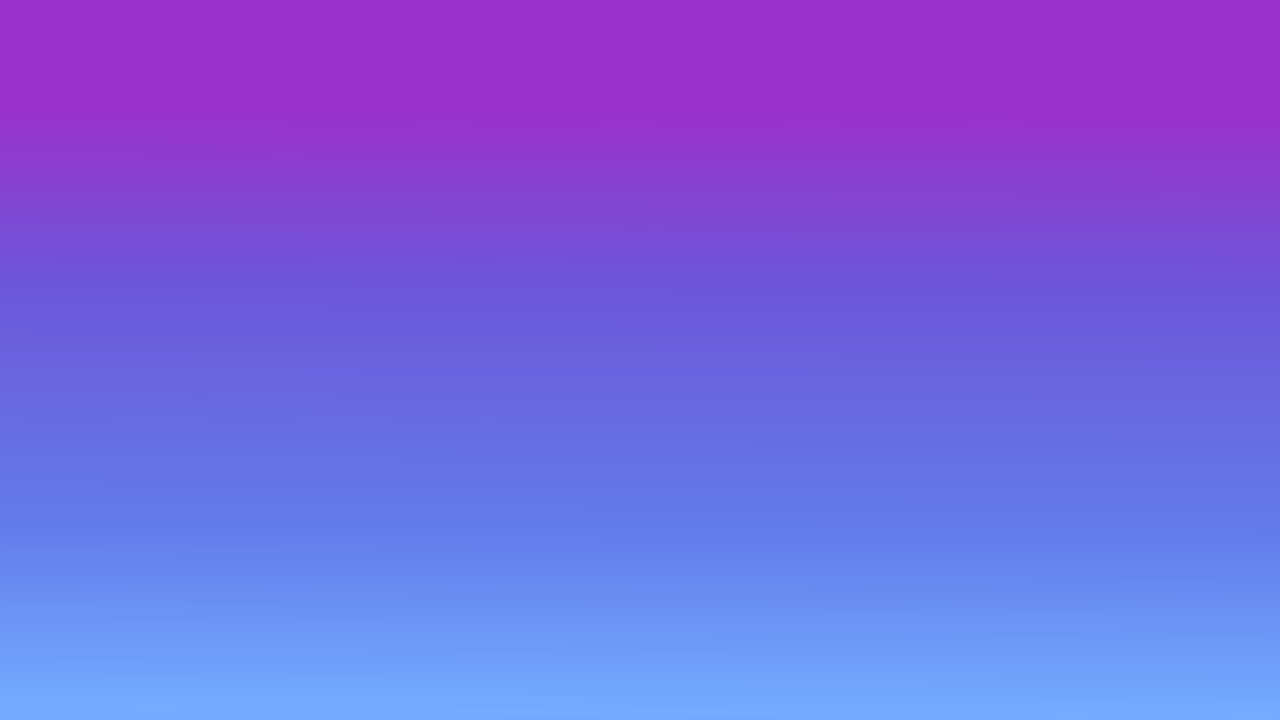
Above: Client/Client/MenuForm.ui from Mihnea11/Triviador before the change. Below: the same form after it.
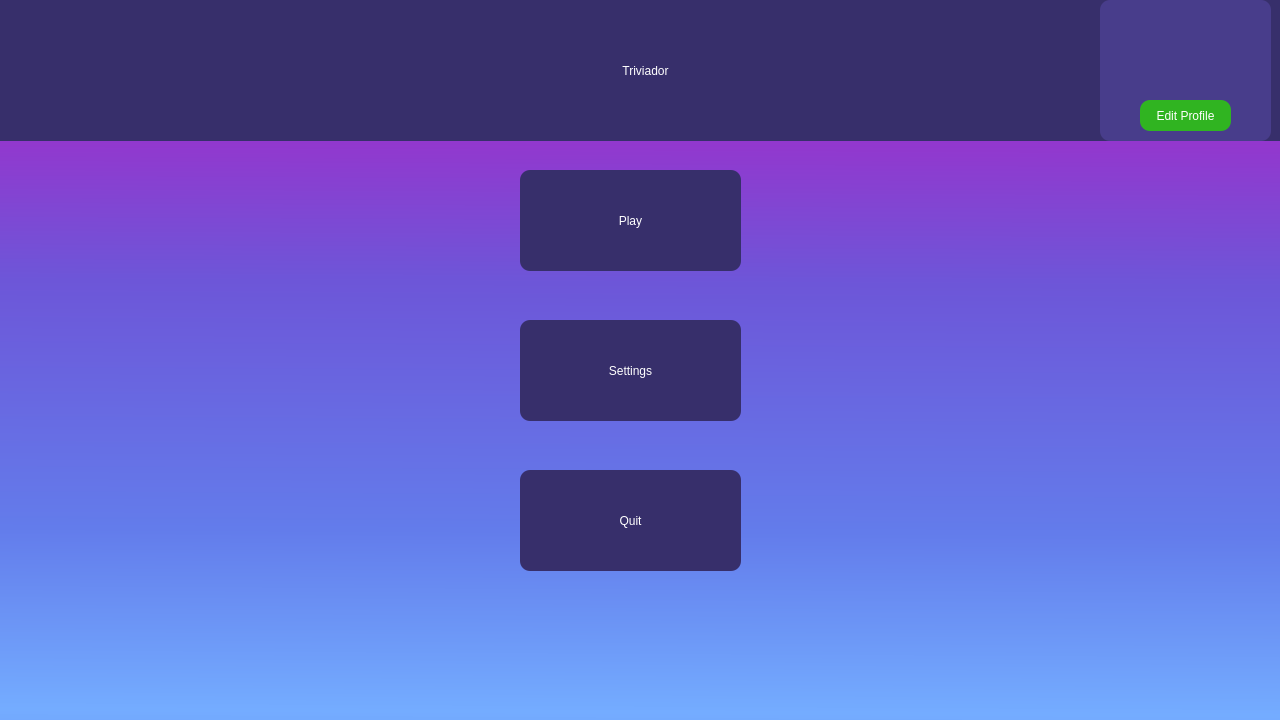
That is the form after the change.

Commit message: MenuForm Redesign

The edit to the form file:
```diff
--- a/Client/Client/MenuForm.ui
+++ b/Client/Client/MenuForm.ui
@@ -28,7 +28,147 @@
   <property name="styleSheet">
    <string notr="true">background-color: qlineargradient(spread:reflect, x1:0.988636, y1:0.995, x2:1, y2:0, stop:0 rgba(116, 172, 255, 255), stop:0.251894 rgba(99, 124, 235, 255), stop:0.598485 rgba(109, 86, 216, 255), stop:0.831439 rgba(153, 50, 204, 255));</string>
   </property>
-  <widget class="QWidget" name="centralwidget"/>
+  <widget class="QWidget" name="centralwidget">
+   <widget class="QWidget" name="GameMenu" native="true">
+    <property name="geometry">
+     <rect>
+      <x>0</x>
+      <y>0</y>
+      <width>1281</width>
+      <height>141</height>
+     </rect>
+    </property>
+    <property name="styleSheet">
+     <string notr="true">background-color: rgb(72, 61, 139);</string>
+    </property>
+    <widget class="QLabel" name="GameLabel">
+     <property name="geometry">
+      <rect>
+       <x>-10</x>
+       <y>0</y>
+       <width>1311</width>
+       <height>141</height>
+      </rect>
+     </property>
+     <property name="styleSheet">
+      <string notr="true">font: 700 66pt &quot;Segoe UI&quot;;
+color: rgb(255, 255, 255);
+background-color: rgb(55, 47, 107);</string>
+     </property>
+     <property name="text">
+      <string>Triviador</string>
+     </property>
+     <property name="alignment">
+      <set>Qt::AlignCenter</set>
+     </property>
+    </widget>
+    <widget class="QWidget" name="ProfileHameMenuWidget" native="true">
+     <property name="geometry">
+      <rect>
+       <x>1100</x>
+       <y>0</y>
+       <width>171</width>
+       <height>141</height>
+      </rect>
+     </property>
+     <property name="styleSheet">
+      <string notr="true">border: 2px;
+border-radius: 10px;</string>
+     </property>
+     <widget class="QLabel" name="ProfilePictureLabel">
+      <property name="geometry">
+       <rect>
+        <x>30</x>
+        <y>10</y>
+        <width>121</width>
+        <height>81</height>
+       </rect>
+      </property>
+      <property name="text">
+       <string/>
+      </property>
+     </widget>
+     <widget class="QPushButton" name="EditProfileButton">
+      <property name="geometry">
+       <rect>
+        <x>40</x>
+        <y>100</y>
+        <width>91</width>
+        <height>31</height>
+       </rect>
+      </property>
+      <property name="styleSheet">
+       <string notr="true">background-color: rgb(48, 180, 33);
+font: 700 12pt &quot;Segoe UI&quot;;
+color: rgb(255, 255, 255);</string>
+      </property>
+      <property name="text">
+       <string>Edit Profile</string>
+      </property>
+     </widget>
+    </widget>
+   </widget>
+   <widget class="QPushButton" name="QuitButton">
+    <property name="geometry">
+     <rect>
+      <x>520</x>
+      <y>470</y>
+      <width>221</width>
+      <height>101</height>
+     </rect>
+    </property>
+    <property name="styleSheet">
+     <string notr="true">border: 2px;
+border-radius: 10px;
+background-color: rgb(55, 47, 107);
+font: 700 30pt &quot;Segoe UI&quot;;
+color: rgb(255, 255, 255);</string>
+    </property>
+    <property name="text">
+     <string>Quit</string>
+    </property>
+   </widget>
+   <widget class="QPushButton" name="SettingsButton">
+    <property name="geometry">
+     <rect>
+      <x>520</x>
+      <y>320</y>
+      <width>221</width>
+      <height>101</height>
+     </rect>
+    </property>
+    <property name="styleSheet">
+     <string notr="true">border: 2px;
+border-radius: 10px;
+background-color: rgb(55, 47, 107);
+font: 700 30pt &quot;Segoe UI&quot;;
+color: rgb(255, 255, 255);</string>
+    </property>
+    <property name="text">
+     <string>Settings</string>
+    </property>
+   </widget>
+   <widget class="QPushButton" name="PlayButton">
+    <property name="geometry">
+     <rect>
+      <x>520</x>
+      <y>170</y>
+      <width>221</width>
+      <height>101</height>
+     </rect>
+    </property>
+    <property name="styleSheet">
+     <string notr="true">border: 2px;
+border-radius: 10px;
+background-color: rgb(55, 47, 107);
+font: 700 30pt &quot;Segoe UI&quot;;
+color: rgb(255, 255, 255);</string>
+    </property>
+    <property name="text">
+     <string>Play</string>
+    </property>
+   </widget>
+  </widget>
  </widget>
  <resources/>
  <connections/>
```
